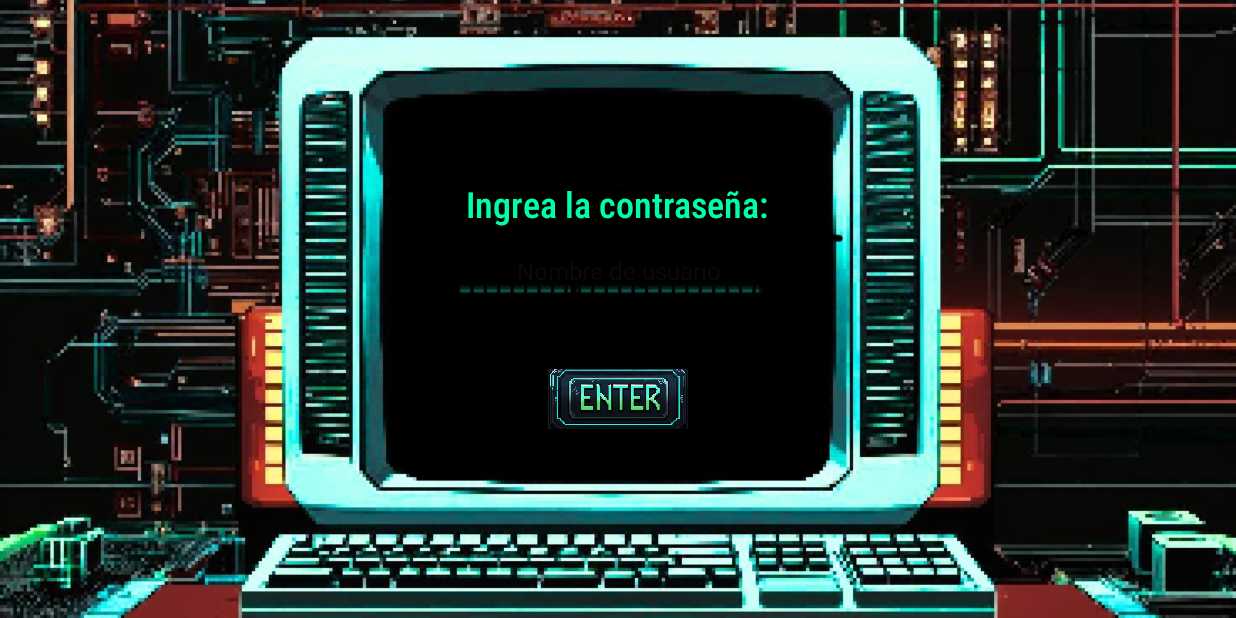
After one commit to Maria7703/Videojuego, an Android app: the ContrasenaActivity screen opened directly, with no data from a screen before it, on a phone screen of 824 x 412 dp (held sideways). The commit adds this screen. Run offline under Robolectric (Android 15) with nearby library versions, the phone set to English and light mode, and no system bars.

Commit message:
Pantalla de contrasena

```diff
--- /dev/null
+++ b/app/src/main/java/com/example/videojuego/ContrasenaActivity.java
@@ -0,0 +1,66 @@
+package com.example.videojuego;
+import android.content.Intent;
+import android.database.Cursor;
+import android.database.sqlite.SQLiteDatabase;
+import android.os.Bundle;
+import android.widget.EditText;
+import android.widget.ImageButton;
+import android.widget.Toast;
+
+import androidx.appcompat.app.AppCompatActivity;
+
+public class ContrasenaActivity extends AppCompatActivity {
+
+    private EditText usuarioInput;
+    private ImageButton botonEnter;
+    private int intentos = 0;
+    private static final String CONTRASENA_CORRECTA = "REALS";
+    private BaseDeDatosHelper dbHelper;
+
+    @Override
+    protected void onCreate(Bundle savedInstanceState) {
+        super.onCreate(savedInstanceState);
+        setContentView(R.layout.compu_contra);
+
+        usuarioInput = findViewById(R.id.usuarioInput);
+        botonEnter = findViewById(R.id.botonEnter);
+        dbHelper = new BaseDeDatosHelper(this);
+
+        botonEnter.setOnClickListener(v -> {
+            String contrasenaIngresada = usuarioInput.getText().toString().trim();
+
+            if (contrasenaIngresada.equals(CONTRASENA_CORRECTA)) {
+                Intent intent = new Intent(ContrasenaActivity.this, SiguienteActivity.class);
+                startActivity(intent);
+                finish();
+            } else {
+                intentos++;
+
+                if (intentos >= 3) {
+                    // OBTENER NOMBRE DEL JUGADOR DESDE LA BD
+                    String nombreJugador = obtenerNombreJugadorDesdeBD();
+
+                    Intent intent = new Intent(ContrasenaActivity.this, Identificacion2Activity.class);
+                    intent.putExtra("nombreJugador", nombreJugador);
+                    startActivity(intent);
+                    finish();
+                } else {
+                    Toast.makeText(this, "Contraseña incorrecta. Intento " + intentos + " de 3", Toast.LENGTH_SHORT).show();
+                }
+            }
+        });
+    }
+
+    private String obtenerNombreJugadorDesdeBD() {
+        SQLiteDatabase db = dbHelper.getReadableDatabase();
+        String nombre = "Jugador desconocido";
+
+        Cursor cursor = db.rawQuery("SELECT nombre FROM usuarios ORDER BY id DESC LIMIT 1", null);
+        if (cursor.moveToFirst()) {
+            nombre = cursor.getString(0);
+        }
+        cursor.close();
+        db.close();
+        return nombre;
+    }
+}
--- /dev/null
+++ b/app/src/main/res/layout/adios.xml
@@ -0,0 +1,6 @@
+<?xml version="1.0" encoding="utf-8"?>
+<androidx.constraintlayout.widget.ConstraintLayout xmlns:android="http://schemas.android.com/apk/res/android"
+    android:layout_width="match_parent"
+    android:layout_height="match_parent">
+
+</androidx.constraintlayout.widget.ConstraintLayout>
--- /dev/null
+++ b/app/src/main/res/layout/compu_contra.xml
@@ -0,0 +1,48 @@
+<FrameLayout xmlns:android="http://schemas.android.com/apk/res/android"
+    android:background="@android:color/transparent"
+    android:layout_width="match_parent"
+    android:layout_height="match_parent">
+
+    <!-- Imagen de fondo -->
+    <ImageView
+        android:layout_width="match_parent"
+        android:layout_height="match_parent"
+        android:scaleType="centerCrop"
+        android:src="@drawable/compu_contrasenaa" />
+
+    <TextView
+        android:id="@+id/contra"
+        android:layout_width="wrap_content"
+        android:layout_height="wrap_content"
+        android:layout_gravity="center_horizontal|center_vertical"
+        android:layout_marginTop="-70dp"
+        android:fontFamily="sans-serif-condensed-medium"
+        android:text="Ingrea la contraseña:"
+        android:textColor="#00FFAA"
+        android:textSize="24sp" />
+
+    <EditText
+        android:id="@+id/usuarioInput"
+        android:layout_width="200dp"
+        android:layout_height="wrap_content"
+        android:layout_gravity="center_horizontal|center_vertical"
+        android:layout_marginTop="-25dp"
+        android:background="@android:color/transparent"
+        android:textColor="#00FFAA"
+        android:hint="Nombre de usuario"
+        android:gravity="center"
+        android:textSize="16sp"
+        android:inputType="textPassword"
+       />
+
+    <ImageButton
+        android:id="@+id/botonEnter"
+        android:layout_width="93dp"
+        android:layout_height="40dp"
+        android:layout_gravity="center"
+        android:layout_marginTop="60dp"
+        android:background="@null"
+        android:contentDescription="Botón con imagen"
+        android:scaleType="centerCrop"
+        android:src="@drawable/enter" />
+</FrameLayout>
```
Also changed, not shown: app/src/main/AndroidManifest.xml (+7 -0 lines), app/src/main/java/com/example/videojuego/DemoActivity.java (+12 -0 lines), app/src/main/java/com/example/videojuego/Identificacion2Activity.java (added, +26 -0 lines), app/src/main/java/com/example/videojuego/SiguienteActivity.java (added, +13 -0 lines), app/src/main/res/layout/identificacion2.xml (added, +194 -0 lines), app/src/main/res/drawable/compu_contrasenaa.png (added).
